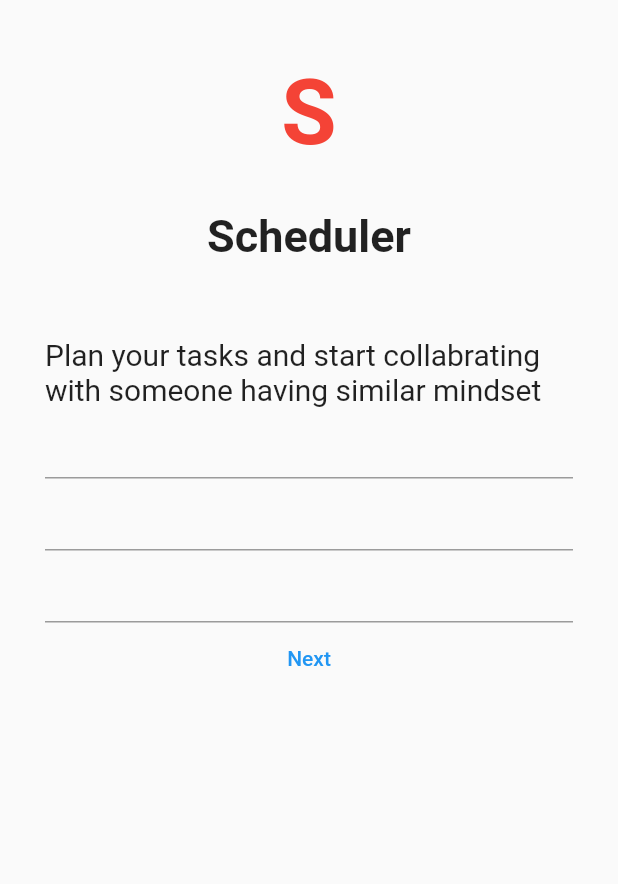
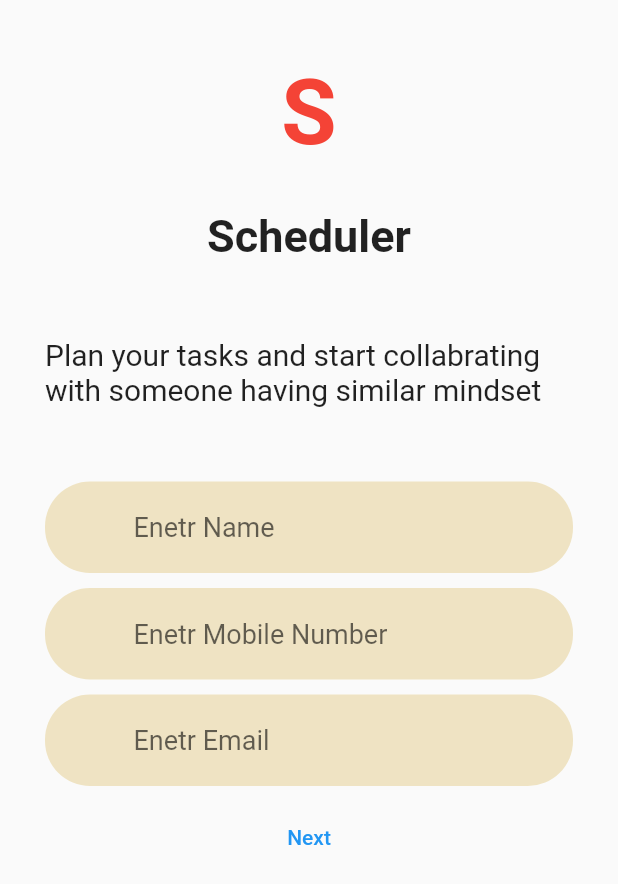
Before and after one commit to aak-301/To-do, a Flutter app: the screen it shows after launch, on a phone screen of 412 x 824 dp. Shown: the top 884 px of the screen. Run offline on Flutter 3.47's test engine with Material 2 defaults, Android fonts, the phone set to English and light mode, and no system bars; our stand-ins replace bloc, device_info_plus.

Commit message:
Added design in SignupForm

```diff
--- a/lib/main.dart
+++ b/lib/main.dart
@@ -1,9 +1,11 @@
 // ignore_for_file: prefer_const_constructors
 
 import 'package:flutter/material.dart';
+import 'package:provider/provider.dart';
 import 'package:todo/Wallet/coins/coins.dart';
 import 'package:todo/Wallet/meeting/meeting.dart';
 import 'package:todo/Wallet/profile/profile.dart';
+import 'package:todo/common/app_provider.dart';
 import 'package:todo/common/helper.dart';
 import 'package:todo/signup/signup_form.dart';
 import 'package:todo/wallet/profile/sideDrawer/side_drawer.dart';
@@ -59,8 +61,9 @@ class MyApp extends StatelessWidget {
 
   @override
   Widget build(BuildContext context) {
-    return Builder(builder: (context) {
-      return MaterialApp(
+    return ChangeNotifierProvider(
+      create: (context) => AppProvider(),
+      child: MaterialApp(
         debugShowCheckedModeBanner: false,
         title: 'Flutter Demo',
         theme: ThemeData(
@@ -77,8 +80,8 @@ class MyApp extends StatelessWidget {
           RouteTable.coins: (context) => const Coins(),
           RouteTable.meetings: (context) => const Meetings(),
         },
-      );
-    });
+      ),
+    );
   }
 }
 
--- a/lib/signup/signup_form.dart
+++ b/lib/signup/signup_form.dart
@@ -81,15 +81,136 @@ class _SignupFormState extends State<SignupForm> {
       child: Form(
         child: Column(
           children: [
+            const SizedBox(height: 50),
             TextFormField(
-              cursorHeight: 25,
+              validator: (value) {
+                if (value == null) {
+                  return "Enter Your Name";
+                }
+                return null;
+              },
+              cursorHeight: 20,
+              style: const TextStyle(fontSize: 18),
+              decoration: InputDecoration(
+                prefix: Padding(
+                  padding: const EdgeInsets.fromLTRB(20, 0, 25, 0),
+                  child: Container(
+                    width: 2,
+                    height: 15,
+                    color: Colors.black26,
+                  ),
+                ),
+                hintText: "Enetr Name",
+                hintStyle: const TextStyle(fontSize: 18),
+                filled: true,
+                fillColor: const Color.fromARGB(174, 234, 217, 169),
+                focusedBorder: const OutlineInputBorder(
+                  borderRadius: BorderRadius.all(Radius.circular(30)),
+                  borderSide: BorderSide(
+                    color: Colors.transparent,
+                  ),
+                ),
+                enabledBorder: const OutlineInputBorder(
+                  borderRadius: BorderRadius.all(Radius.circular(30)),
+                  borderSide: BorderSide(
+                    color: Colors.transparent,
+                  ),
+                ),
+                errorBorder: const OutlineInputBorder(
+                  borderRadius: BorderRadius.all(Radius.circular(30)),
+                  borderSide: BorderSide(
+                    color: Colors.red,
+                  ),
+                ),
+              ),
             ),
+            const SizedBox(height: 10),
             TextFormField(
-              cursorHeight: 25,
+              validator: (value) {
+                if (value == null) {
+                  return "Enter Your Name";
+                }
+                return null;
+              },
+              cursorHeight: 20,
+              style: const TextStyle(fontSize: 18),
+              decoration: InputDecoration(
+                prefix: Padding(
+                  padding: const EdgeInsets.fromLTRB(20, 0, 25, 0),
+                  child: Container(
+                    width: 2,
+                    height: 15,
+                    color: Colors.black26,
+                  ),
+                ),
+                hintText: "Enetr Mobile Number",
+                hintStyle: const TextStyle(fontSize: 18),
+                filled: true,
+                fillColor: const Color.fromARGB(174, 234, 217, 169),
+                focusedBorder: const OutlineInputBorder(
+                  borderRadius: BorderRadius.all(Radius.circular(30)),
+                  borderSide: BorderSide(
+                    color: Colors.transparent,
+                  ),
+                ),
+                enabledBorder: const OutlineInputBorder(
+                  borderRadius: BorderRadius.all(Radius.circular(30)),
+                  borderSide: BorderSide(
+                    color: Colors.transparent,
+                  ),
+                ),
+                errorBorder: const OutlineInputBorder(
+                  borderRadius: BorderRadius.all(Radius.circular(30)),
+                  borderSide: BorderSide(
+                    color: Colors.red,
+                  ),
+                ),
+              ),
             ),
+            const SizedBox(height: 10),
             TextFormField(
-              cursorHeight: 25,
+              validator: (value) {
+                if (value == null) {
+                  return "Enter Your Name";
+                }
+                return null;
+              },
+              cursorHeight: 20,
+              style: const TextStyle(fontSize: 18),
+              decoration: InputDecoration(
+                prefix: Padding(
+                  padding: const EdgeInsets.fromLTRB(20, 0, 25, 0),
+                  child: Container(
+                    width: 2,
+                    height: 15,
+                    color: Colors.black26,
+                  ),
+                ),
+                hintText: "Enetr Email",
+                hintStyle: const TextStyle(fontSize: 18),
+                filled: true,
+                fillColor: const Color.fromARGB(174, 234, 217, 169),
+                focusedBorder: const OutlineInputBorder(
+                  borderRadius: BorderRadius.all(Radius.circular(30)),
+                  borderSide: BorderSide(
+                    color: Colors.transparent,
+                  ),
+                ),
+                enabledBorder: const OutlineInputBorder(
+                  borderRadius: BorderRadius.all(Radius.circular(30)),
+                  borderSide: BorderSide(
+                    color: Colors.transparent,
+                  ),
+                ),
+                errorBorder: const OutlineInputBorder(
+                  borderRadius: BorderRadius.all(Radius.circular(30)),
+                  borderSide: BorderSide(
+                    color: Colors.red,
+                  ),
+                ),
+              ),
             ),
+            const SizedBox(height: 10),
             TextButton(
               onPressed: () {
                 Navigator.of(context).pushNamed(RouteTable.signupOtp);
```
